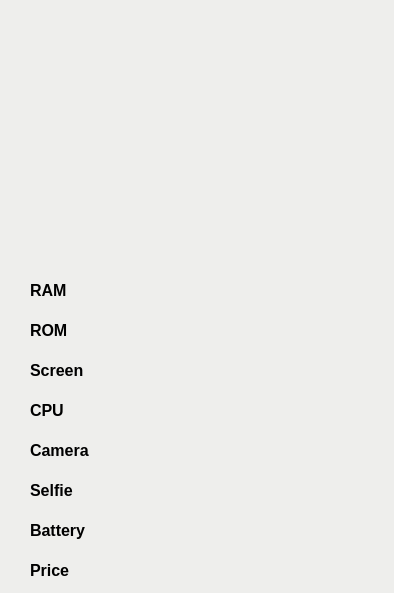
Old version of the form phone.ui in the repository phuonglecva-163219/ai_project.
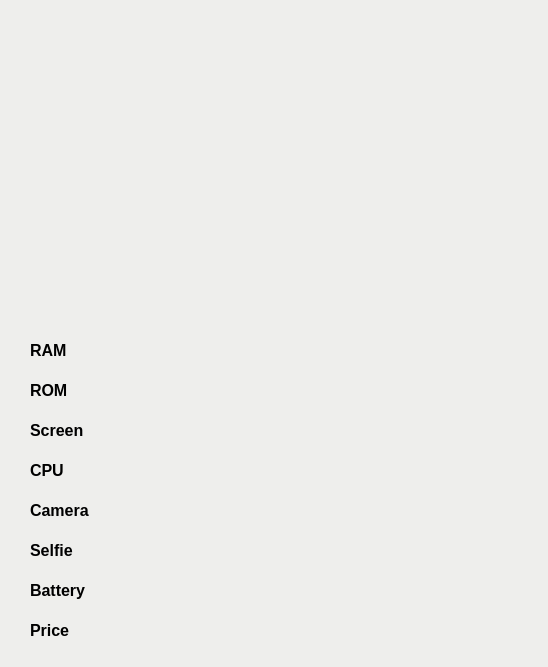
New version of the form. Icons and pictures are not drawn.

Diff of the .ui file:
```diff
--- a/phone.ui
+++ b/phone.ui
@@ -6,8 +6,8 @@
    <rect>
     <x>0</x>
     <y>0</y>
-    <width>394</width>
-    <height>593</height>
+    <width>548</width>
+    <height>667</height>
    </rect>
   </property>
   <property name="windowTitle">
@@ -21,7 +21,7 @@
     <property name="geometry">
      <rect>
       <x>30</x>
-      <y>320</y>
+      <y>380</y>
       <width>71</width>
       <height>21</height>
      </rect>
@@ -50,7 +50,7 @@
     <property name="geometry">
      <rect>
       <x>30</x>
-      <y>360</y>
+      <y>420</y>
       <width>71</width>
       <height>21</height>
      </rect>
@@ -79,7 +79,7 @@
     <property name="geometry">
      <rect>
       <x>30</x>
-      <y>440</y>
+      <y>500</y>
       <width>71</width>
       <height>21</height>
      </rect>
@@ -108,8 +108,8 @@
     <property name="geometry">
      <rect>
       <x>160</x>
-      <y>320</y>
-      <width>181</width>
+      <y>380</y>
+      <width>361</width>
       <height>21</height>
      </rect>
     </property>
@@ -138,8 +138,8 @@
     <property name="geometry">
      <rect>
       <x>160</x>
-      <y>400</y>
-      <width>181</width>
+      <y>460</y>
+      <width>361</width>
       <height>21</height>
      </rect>
     </property>
@@ -168,8 +168,8 @@
     <property name="geometry">
      <rect>
       <x>160</x>
-      <y>440</y>
-      <width>181</width>
+      <y>500</y>
+      <width>361</width>
       <height>21</height>
      </rect>
     </property>
@@ -201,7 +201,7 @@
     <property name="geometry">
      <rect>
       <x>30</x>
-      <y>280</y>
+      <y>340</y>
       <width>71</width>
       <height>21</height>
      </rect>
@@ -230,8 +230,8 @@
     <property name="geometry">
      <rect>
       <x>160</x>
-      <y>280</y>
-      <width>181</width>
+      <y>340</y>
+      <width>371</width>
       <height>21</height>
      </rect>
     </property>
@@ -262,9 +262,9 @@
    <widget class="QLabel" name="name">
     <property name="geometry">
      <rect>
-      <x>40</x>
-      <y>230</y>
-      <width>301</width>
+      <x>110</x>
+      <y>290</y>
+      <width>331</width>
       <height>31</height>
      </rect>
     </property>
@@ -293,8 +293,8 @@
     <property name="geometry">
      <rect>
       <x>160</x>
-      <y>360</y>
-      <width>181</width>
+      <y>420</y>
+      <width>361</width>
       <height>21</height>
      </rect>
     </property>
@@ -322,10 +322,10 @@
    <widget class="QLabel" name="img">
     <property name="geometry">
      <rect>
-      <x>100</x>
+      <x>160</x>
       <y>10</y>
-      <width>181</width>
-      <height>201</height>
+      <width>221</width>
+      <height>251</height>
      </rect>
     </property>
     <property name="text">
@@ -345,7 +345,7 @@
     <property name="geometry">
      <rect>
       <x>30</x>
-      <y>400</y>
+      <y>460</y>
       <width>71</width>
       <height>21</height>
      </rect>
@@ -374,8 +374,8 @@
     <property name="geometry">
      <rect>
       <x>160</x>
-      <y>480</y>
-      <width>181</width>
+      <y>540</y>
+      <width>361</width>
       <height>21</height>
      </rect>
     </property>
@@ -404,7 +404,7 @@
     <property name="geometry">
      <rect>
       <x>30</x>
-      <y>480</y>
+      <y>540</y>
       <width>71</width>
       <height>21</height>
      </rect>
@@ -433,8 +433,8 @@
     <property name="geometry">
      <rect>
       <x>160</x>
-      <y>520</y>
-      <width>181</width>
+      <y>580</y>
+      <width>361</width>
       <height>21</height>
      </rect>
     </property>
@@ -463,7 +463,7 @@
     <property name="geometry">
      <rect>
       <x>30</x>
-      <y>520</y>
+      <y>580</y>
       <width>71</width>
       <height>21</height>
      </rect>
@@ -492,7 +492,7 @@
     <property name="geometry">
      <rect>
       <x>30</x>
-      <y>560</y>
+      <y>620</y>
       <width>71</width>
       <height>21</height>
      </rect>
@@ -521,8 +521,8 @@
     <property name="geometry">
      <rect>
       <x>160</x>
-      <y>560</y>
-      <width>181</width>
+      <y>620</y>
+      <width>361</width>
       <height>21</height>
      </rect>
     </property>
```
